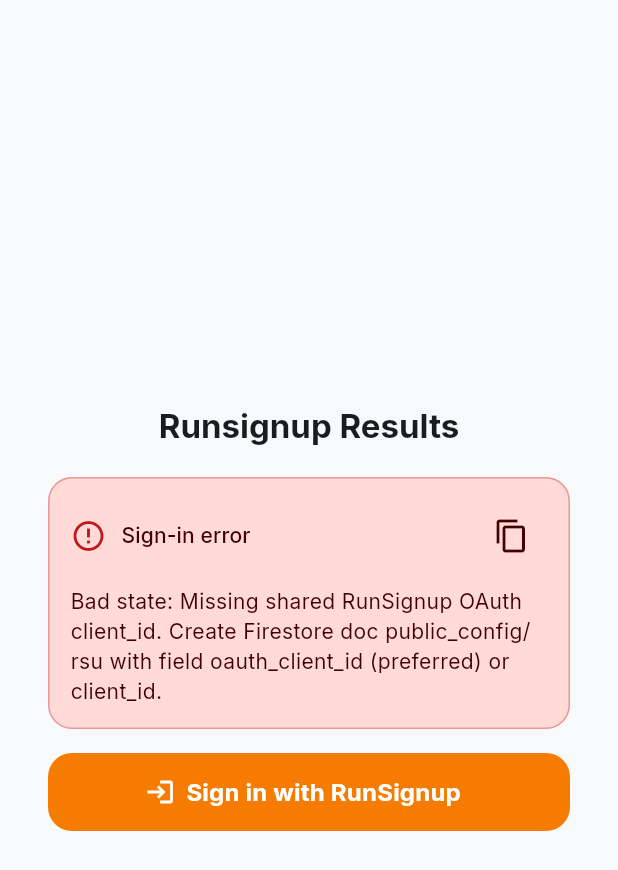
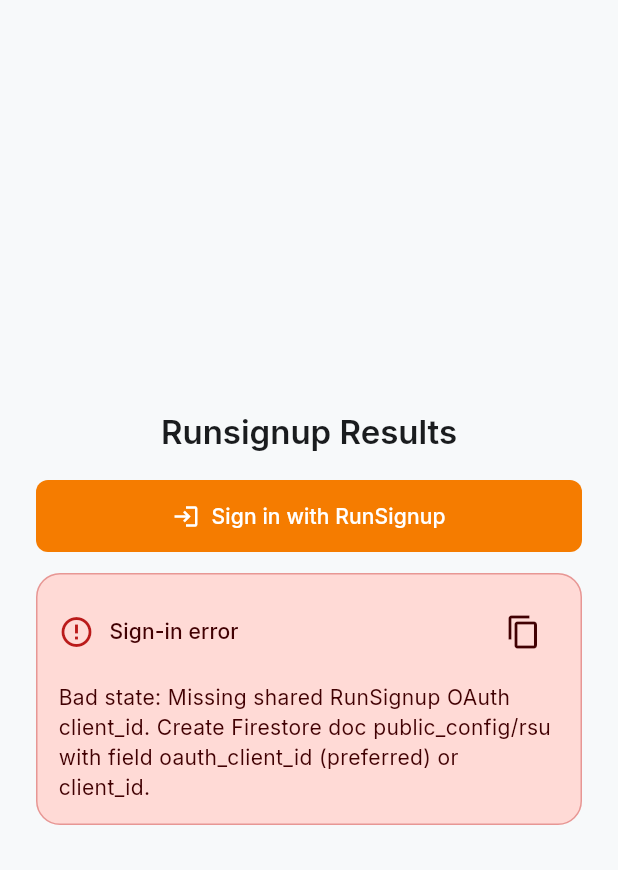
Before and after one commit to mclark621/rsu-results, a Flutter app: the screen it shows after launch, after a tap on "Sign in with RunSignup", on a phone screen of 412 x 824 dp. Shown: the top 870 px of the screen. Run offline on Flutter 3.47's test engine with Material 3 defaults, Android fonts, the light colour scheme and no system bars; our stand-ins replace cloud_firestore, file_picker, firebase_auth, firebase_core, go_router, google_fonts and 2 more; missing offline and left inert: dart:ui_web; accounts and stored records are empty.

Commit message:
Just stupid crap by DF

```diff
--- a/lib/pages/login_page.dart
+++ b/lib/pages/login_page.dart
@@ -42,6 +42,8 @@
         throw StateError('Missing redirect_uri. Configure Firestore doc public_config/rsu (oauth_redirect_uri).');
       }
 
+      // On web, the app origin must match the configured redirect URI origin.
+      // If they don’t match, PKCE state (localStorage) won’t line up after redirect.
       if (kIsWeb) {
         final currentOrigin = Uri.base.origin;
         final configuredOrigin = Uri.tryParse(effectiveRedirect)?.origin ?? '';
@@ -49,7 +51,7 @@
         if (configuredOrigin != currentOrigin) {
           throw StateError(
             'This page is running on "$currentOrigin" but Firestore redirect_uri is "$configuredOrigin".\n\n'
-            'Open the app at the configured origin (or update public_config/rsu) and try again.',
+            'Open the app at the configured origin (or update public_config/rsu) and try again.'
           );
         }
       }
@@ -65,20 +67,21 @@
 
       await appState.savePkceTransaction(state: state, verifier: verifier);
 
-      if (mounted) context.go('${AppRoutes.oauthWaiting}?state=$state');
+      if (mounted) {
+        context.go('${AppRoutes.oauthWaiting}?state=$state');
+      }
       await oauth.launchAuthorizationUrl(authUrl);
     } catch (e) {
       debugPrint('OAuth start failed: $e');
       setState(() => _error = '$e');
     } finally {
-      if (!mounted) return;
-      setState(() => _loading = false);
+      if (mounted) setState(() => _loading = false);
     }
   }
 
   @override
   Widget build(BuildContext context) {
-    final textTheme = Theme.of(context).textTheme;
+    final cs = Theme.of(context).colorScheme;
 
     return Scaffold(
       body: SafeArea(
@@ -86,32 +89,39 @@
           child: ConstrainedBox(
             constraints: const BoxConstraints(maxWidth: 520),
             child: Padding(
-              padding: const EdgeInsets.symmetric(horizontal: AppSpacing.xl, vertical: AppSpacing.xl),
+              padding: const EdgeInsets.symmetric(horizontal: 24, vertical: 28),
               child: Column(
                 mainAxisSize: MainAxisSize.min,
                 crossAxisAlignment: CrossAxisAlignment.stretch,
                 children: [
-                  Text('Runsignup Results', textAlign: TextAlign.center, style: textTheme.titleLarge?.copyWith(fontWeight: FontWeight.w700)),
-                  const SizedBox(height: 20),
-                  if (_error != null) ...[
-                    CopyableErrorPanel(message: _error!, title: 'Sign-in error'),
-                    const SizedBox(height: 16),
-                  ],
-                  SizedBox(
-                    height: 52,
-                    child: FilledButton.icon(
-                      style: FilledButton.styleFrom(
-                        backgroundColor: AppColors.actionOrange,
-                        foregroundColor: AppColors.onActionOrange,
-                        shape: RoundedRectangleBorder(borderRadius: BorderRadius.circular(AppRadius.lg)),
-                        textStyle: textTheme.titleMedium?.copyWith(fontWeight: FontWeight.w700),
-                        splashFactory: NoSplash.splashFactory,
+                  Text(
+                    'Runsignup Results',
+                    textAlign: TextAlign.center,
+                    style: Theme.of(context).textTheme.titleLarge,
+                  ),
+                  const SizedBox(height: 18),
+                  FilledButton.icon(
+                    onPressed: _loading ? null : _startOAuth,
+                    style: ButtonStyle(
+                      backgroundColor: const WidgetStatePropertyAll(AppColors.actionOrange),
+                      foregroundColor: const WidgetStatePropertyAll(AppColors.onActionOrange),
+                      overlayColor: const WidgetStatePropertyAll(Colors.transparent),
+                      splashFactory: NoSplash.splashFactory,
+                      padding: const WidgetStatePropertyAll(EdgeInsets.symmetric(horizontal: 18, vertical: 14)),
+                      shape: WidgetStatePropertyAll(
+                        RoundedRectangleBorder(borderRadius: BorderRadius.circular(8)),
                       ),
-                      onPressed: _loading ? null : _startOAuth,
-                      icon: const Icon(Icons.login, color: AppColors.onActionOrange, size: 20),
-                      label: Text(_loading ? 'Opening…' : 'Sign in with RunSignup', style: const TextStyle(color: AppColors.onActionOrange)),
+                    ),
+                    icon: const Icon(Icons.login, color: AppColors.onActionOrange, size: 18),
+                    label: Text(
+                      _loading ? 'Opening…' : 'Sign in with RunSignup',
+                      style: const TextStyle(color: AppColors.onActionOrange),
                     ),
                   ),
+                  if (_error != null) ...[
+                    const SizedBox(height: 14),
+                    CopyableErrorPanel(message: _error!, title: 'Sign-in error'),
+                  ],
                 ],
               ),
             ),
--- a/lib/rsu/app_state.dart
+++ b/lib/rsu/app_state.dart
@@ -123,42 +123,70 @@
   }
 
   Future<void> _hydrateTimerCredentialsFromFirestore({required bool overwriteLocal}) async {
+    debugPrint('HYDRATE: Starting. overwriteLocal=$overwriteLocal');
+
     await _ensureFirebaseSessionIfPossible();
     final firebaseUser = FirebaseAuth.instance.currentUser;
+    debugPrint('HYDRATE: Firebase user = ${firebaseUser?.uid ?? "NULL"}');
 
     final rsuId = (_rsuUserId ?? '').trim();
+    debugPrint('HYDRATE: rsuUserId = ${rsuId.isEmpty ? "EMPTY" : rsuId}');
 
     // Prefer canonical lookup by Firebase uid.
     RsuTimerAccount? acct;
     if (firebaseUser != null) {
+      debugPrint('HYDRATE: Looking up by Firebase UID: ${firebaseUser.uid}');
       acct = await _timerAccountService.getAccountByFirebaseUid(firebaseUser.uid);
+      debugPrint('HYDRATE: Lookup by Firebase UID result: ${acct == null ? "NOT FOUND" : "FOUND key=${acct.timerApiKey.isNotEmpty}"}');
     }
 
     // Backwards compatibility: older builds keyed the document by rsuUserId.
     if (acct == null && rsuId.isNotEmpty) {
+      debugPrint('HYDRATE: Looking up by rsuUserId doc ID: $rsuId');
       acct = await _timerAccountService.getAccount(rsuId);
+      debugPrint('HYDRATE: Lookup by rsuUserId doc ID result: ${acct == null ? "NOT FOUND" : "FOUND key=${acct.timerApiKey.isNotEmpty}"}');
     }
 
-    if (acct == null) return;
+    // Fallback: query by rsuUserId FIELD (handles auto-generated doc IDs or different naming)
+    if (acct == null && rsuId.isNotEmpty) {
+      debugPrint('HYDRATE: Looking up by rsuUserId FIELD query: $rsuId');
+      acct = await _timerAccountService.getAccountByRsuUserIdField(rsuId);
+      debugPrint('HYDRATE: Lookup by rsuUserId FIELD result: ${acct == null ? "NOT FOUND" : "FOUND key=${acct.timerApiKey.isNotEmpty}"}');
+    }
+
+    if (acct == null) {
+      debugPrint('HYDRATE: No account found in Firestore after ALL lookups - credentials cannot be hydrated!');
+      debugPrint('HYDRATE: Tried paths: rsu_timer_accounts/${firebaseUser?.uid}, rsu_timer_accounts/$rsuId, and query by rsuUserId field');
+      return;
+    }
 
     try {
-
       final key = acct.timerApiKey.trim();
       final secret = acct.timerApiSecret;
-      if (key.isEmpty || secret.trim().isEmpty) return;
+      debugPrint('HYDRATE: Account found. key=${key.isEmpty ? "EMPTY" : "SET(${key.length} chars)"} secret=${secret.trim().isEmpty ? "EMPTY" : "SET(${secret.length} chars)"}');
+
+      if (key.isEmpty || secret.trim().isEmpty) {
+        debugPrint('HYDRATE: Account exists but key/secret are empty - skipping');
+        return;
+      }
 
       final hasLocalKey = (_timerApiKey ?? '').trim().isNotEmpty;
       final hasLocalSecret = (_timerApiSecret ?? '').trim().isNotEmpty;
       final hasLocalBoth = hasLocalKey && hasLocalSecret;
 
-      if (!overwriteLocal && hasLocalBoth) return;
+      if (!overwriteLocal && hasLocalBoth) {
+        debugPrint('HYDRATE: Local credentials already present and overwriteLocal=false - skipping');
+        return;
+      }
 
+      debugPrint('HYDRATE: Storing credentials to local storage...');
       await _store.setTimerApiKey(key);
       await _store.setTimerApiSecret(secret);
       _timerApiKey = key;
       _timerApiSecret = secret;
+      debugPrint('HYDRATE: SUCCESS - credentials stored locally');
     } catch (e) {
-      debugPrint('Hydrate timer credentials from Firestore failed (ignored): $e');
+      debugPrint('HYDRATE: FAILED to store credentials: $e');
     }
   }
 
```
Also changed, not shown: lib/pages/oauth_callback_page.dart (+9 -0 lines), lib/pages/race_picker_page.dart (+58 -7 lines), lib/rsu/timer_account_service.dart (+137 -8 lines), 1 other file.
